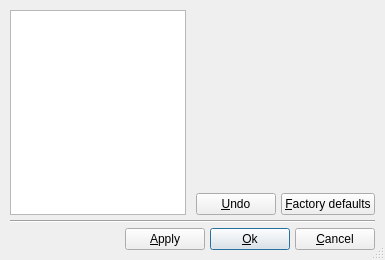
The window that src/forms/uiconfigdlg.ui (tuxmaster/QtDMM) describes before a commit, drawn with Qt 5.
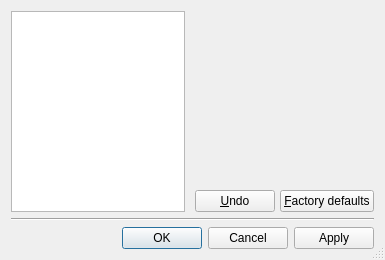
The same window after the commit. Icons and pictures are not drawn.

Commit message: - more autoconnect - use Qt Button box instead of single buttons

```diff
--- a/src/forms/uiconfigdlg.ui
+++ b/src/forms/uiconfigdlg.ui
@@ -20,13 +20,7 @@
   <property name="sizeGripEnabled">
    <bool>true</bool>
   </property>
-  <layout class="QVBoxLayout">
-   <property name="spacing">
-    <number>5</number>
-   </property>
-   <property name="margin">
-    <number>10</number>
-   </property>
+  <layout class="QVBoxLayout" name="verticalLayout">
    <item>
     <layout class="QHBoxLayout">
      <property name="spacing">
@@ -182,13 +176,7 @@
     </widget>
    </item>
    <item>
-    <layout class="QHBoxLayout">
-     <property name="spacing">
-      <number>5</number>
-     </property>
-     <property name="margin">
-      <number>0</number>
-     </property>
+    <layout class="QHBoxLayout" name="horizontalLayout">
      <item>
       <spacer name="Spacer61">
        <property name="orientation">
@@ -206,41 +194,9 @@
       </spacer>
      </item>
      <item>
-      <widget class="QPushButton" name="ui_apply">
-       <property name="minimumSize">
-        <size>
-         <width>0</width>
-         <height>0</height>
-        </size>
-       </property>
-       <property name="maximumSize">
-        <size>
-         <width>32767</width>
-         <height>32767</height>
-        </size>
-       </property>
-       <property name="whatsThis">
-        <string>Click this button so change the color of the data graph in the recorder.</string>
-       </property>
-       <property name="text">
-        <string>&amp;Apply</string>
-       </property>
-      </widget>
-     </item>
-     <item>
-      <widget class="QPushButton" name="ui_ok">
-       <property name="text">
-        <string>&amp;Ok</string>
-       </property>
-       <property name="default">
-        <bool>true</bool>
-       </property>
-      </widget>
-     </item>
-     <item>
-      <widget class="QPushButton" name="ui_cancel">
-       <property name="text">
-        <string>&amp;Cancel</string>
+      <widget class="QDialogButtonBox" name="ui_buttonBox">
+       <property name="standardButtons">
+        <set>QDialogButtonBox::Apply|QDialogButtonBox::Cancel|QDialogButtonBox::Ok</set>
        </property>
       </widget>
      </item>
```
Left out of the diff: 3 changed lines with no effect on the pictures. The commit also changes 3 other files.
